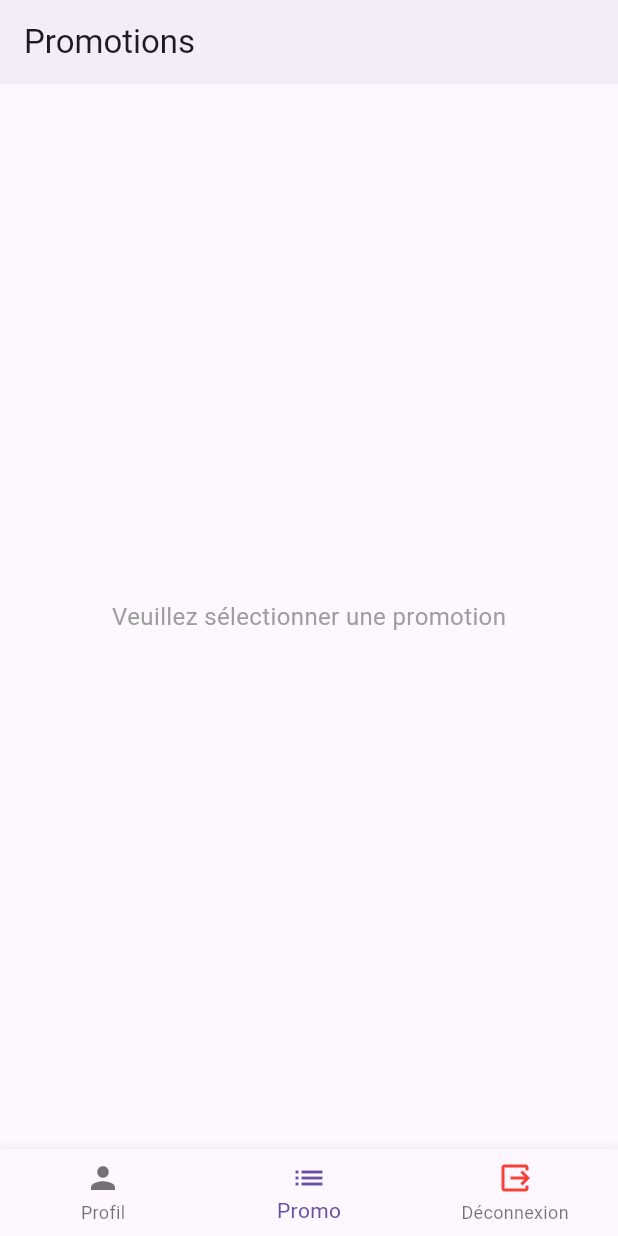
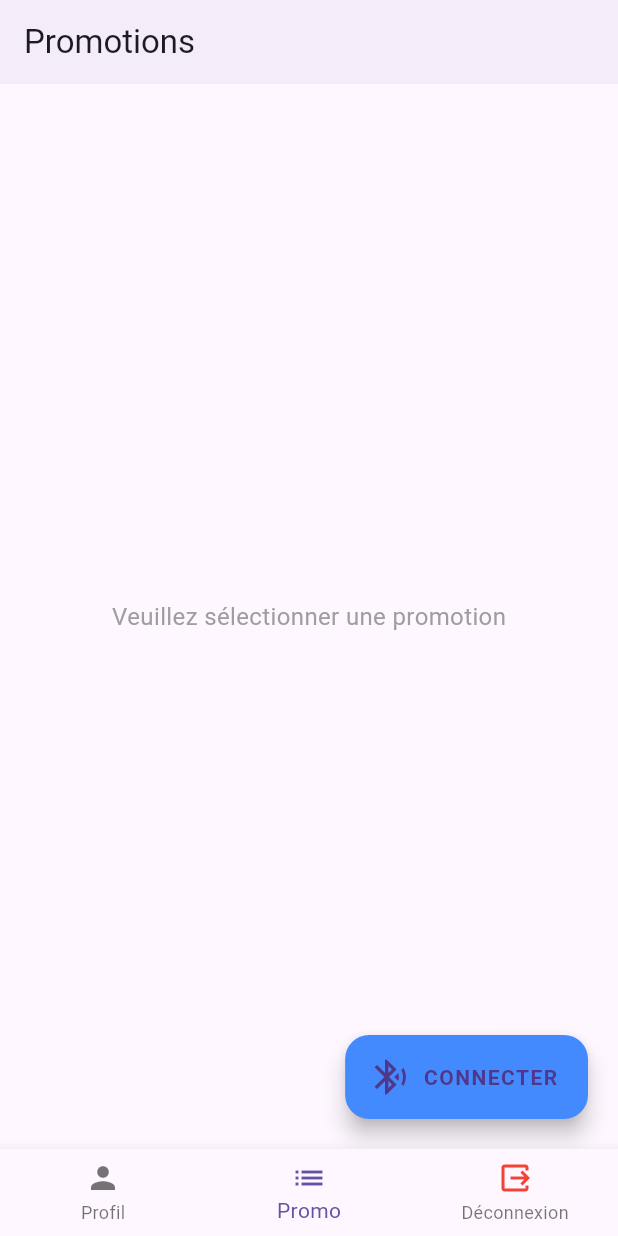
Before and after one commit to noiia/A4_IOT, a Flutter app: the screen it shows once a user with an empty profile is signed in, item 2 of the bottom bar chosen, on a phone screen of 412 x 824 dp. Run offline on Flutter 3.47's test engine with Material 3 defaults, Android fonts, the phone set to English and light mode, and no system bars; our stand-ins replace connectivity_plus, flutter_blue_plus, flutter_dotenv, flutter_riverpod, hive, hive_flutter and 2 more; accounts and stored records are empty.

Commit message:
button connect

```diff
--- a/lib/presentation/widget/main_layout.dart
+++ b/lib/presentation/widget/main_layout.dart
@@ -3,7 +3,6 @@ import 'package:supabase_flutter/supabase_flutter.dart';
 import 'package:flutter_riverpod/flutter_riverpod.dart';
 import 'package:connectivity_plus/connectivity_plus.dart';
 
-// --- IMPORTS EXISTANTS ---
 import 'package:a4_iot/presentation/controllers/users.dart';
 import 'package:a4_iot/presentation/views/home_view.dart';
 import 'package:a4_iot/presentation/views/login_view.dart';
@@ -29,7 +28,7 @@ class _MainLayoutState extends ConsumerState<MainLayout> {
   @override
   void initState() {
     super.initState();
-    // ⚡ Connexion automatique au démarrage
+    // Connexion automatique au démarrage
     WidgetsBinding.instance.addPostFrameCallback((_) {
       print("🏁 Initialisation : Recherche auto de 'MyDoorLock'...");
       ref.read(bleControllerProvider).startAutoConnect('MyDoorLock');
@@ -80,34 +79,50 @@ class _MainLayoutState extends ConsumerState<MainLayout> {
           // Les pages de l'application (Home / Proms)
           _pages[_currentIndex],
 
-          // BOUTON FLOTTANT "OUVRIR" (Visible uniquement si connecté)
-          if (isConnected)
+          // BOUTON FLOTTANT ADAPTATIF
           Positioned(
             bottom: 20,
             right: 20,
             child: FloatingActionButton.extended(
-                heroTag:
-                    "ble_unlock_fab", // Tag unique pour éviter les conflits d'animation
+              heroTag: "ble_action_fab",
+              // LOGIQUE D'APPUI : Se Connecter OU Ouvrir
               onPressed: () async {
-                  // Appel de la commande 'open'
+                if (isConnected) {
+                  // --- CAS 1: DÉJÀ CONNECTÉ -> OUVRIR ---
                   await controller.sendOpenCommand();
-
-                  // Feedback tactile et visuel
                   if (context.mounted) {
                     ScaffoldMessenger.of(context).showSnackBar(
                       const SnackBar(
-                        content: Text("🚀 Commande d'ouverture envoyée !"),
+                        content: Text("Ouverture..."),
                         duration: Duration(seconds: 2),
                         backgroundColor: Colors.green,
                       ),
                     );
                   }
+                } else {
+                  // --- CAS 2: DÉCONNECTÉ -> LANCER SCAN ---
+                  if (context.mounted) {
+                    ScaffoldMessenger.of(context).showSnackBar(
+                      const SnackBar(
+                        content: Text("Recherche de la porte..."),
+                        duration: Duration(seconds: 1),
+                      ),
+                    );
+                  }
+                  controller.startAutoConnect('MyDoorLock');
+                }
               },
-                backgroundColor: Colors.orange,
-                icon: const Icon(Icons.lock_open, size: 28),
-                label: const Text(
-                  "OUVRIR PORTE",
-                  style: TextStyle(
+              // COULEUR : Orange (Ouvrir) ou Bleu (Connecter)
+              backgroundColor: isConnected ? Colors.orange : Colors.blueAccent,
+              // ICÔNE : Cadenas ouvert ou Bluetooth
+              icon: Icon(
+                isConnected ? Icons.lock_open : Icons.bluetooth_searching,
+                size: 28,
+              ),
+              // TEXTE : OUVRIR ou CONNECTER
+              label: Text(
+                isConnected ? "OUVRIR PORTE" : "CONNECTER",
+                style: const TextStyle(
                   fontWeight: FontWeight.bold,
                   letterSpacing: 1,
                 ),
--- a/lib/utils/ble_listening.dart
+++ b/lib/utils/ble_listening.dart
@@ -137,7 +137,6 @@ class BleController {
 
       BluetoothCharacteristic? targetChar;
 
-      // Parcourir pour trouver la bonne caractéristique
       for (var service in services) {
         if (service.uuid.toString() == SERVICE_UUID) {
           for (var c in service.characteristics) {
```
Lines whose indentation alone changed are shown as unchanged.
